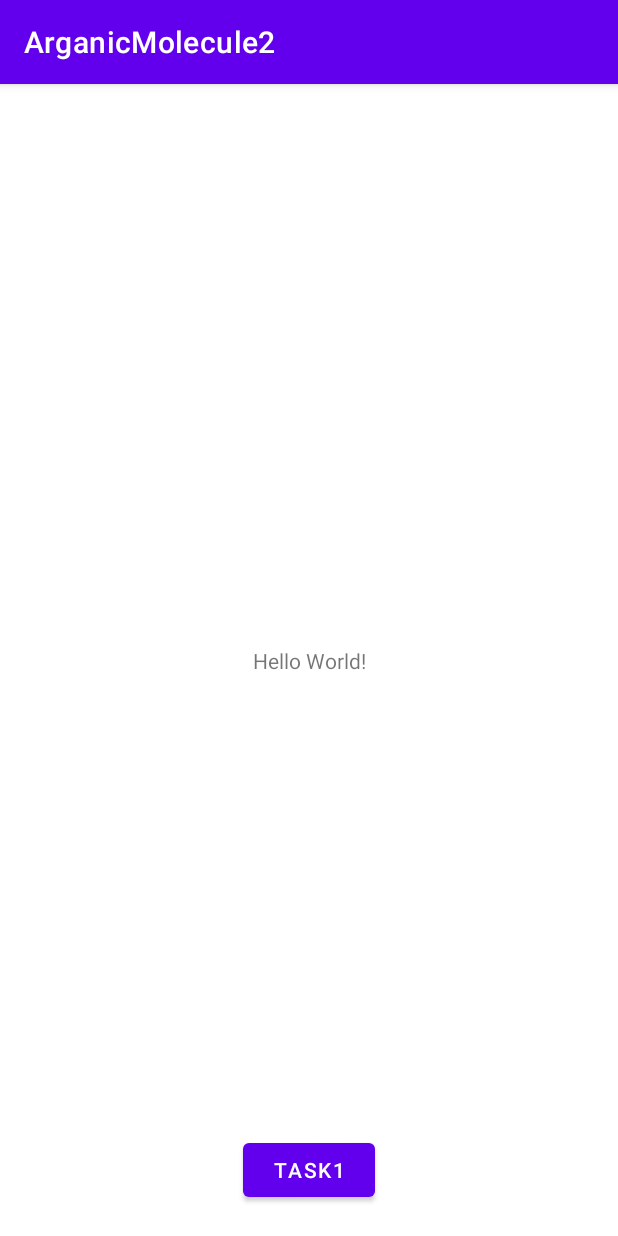
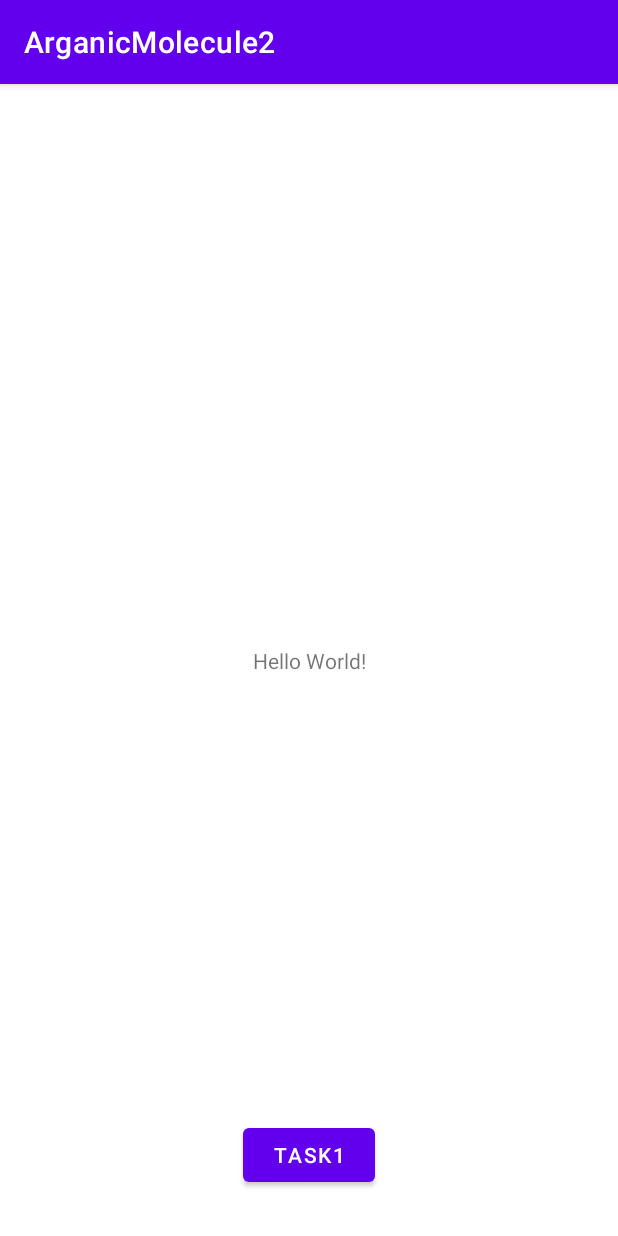
Before and after one commit to tlam89/ArganicMolecule, an Android app: the screen it shows after launch (MainActivity), on a phone screen of 412 x 824 dp. Run offline under Robolectric (Android 15) with nearby library versions, the phone set to English and light mode, and no system bars.

Commit message:
init commit

```diff
--- a/app/src/main/res/layout/activity_main.xml
+++ b/app/src/main/res/layout/activity_main.xml
@@ -21,7 +21,7 @@
         android:layout_height="wrap_content"
         android:layout_marginStart="60dp"
         android:layout_marginEnd="60dp"
-        android:layout_marginBottom="20dp"
+        android:layout_marginBottom="30dp"
         android:text="@string/task1"
         app:layout_constraintBottom_toBottomOf="parent"
         app:layout_constraintEnd_toEndOf="parent"
```
